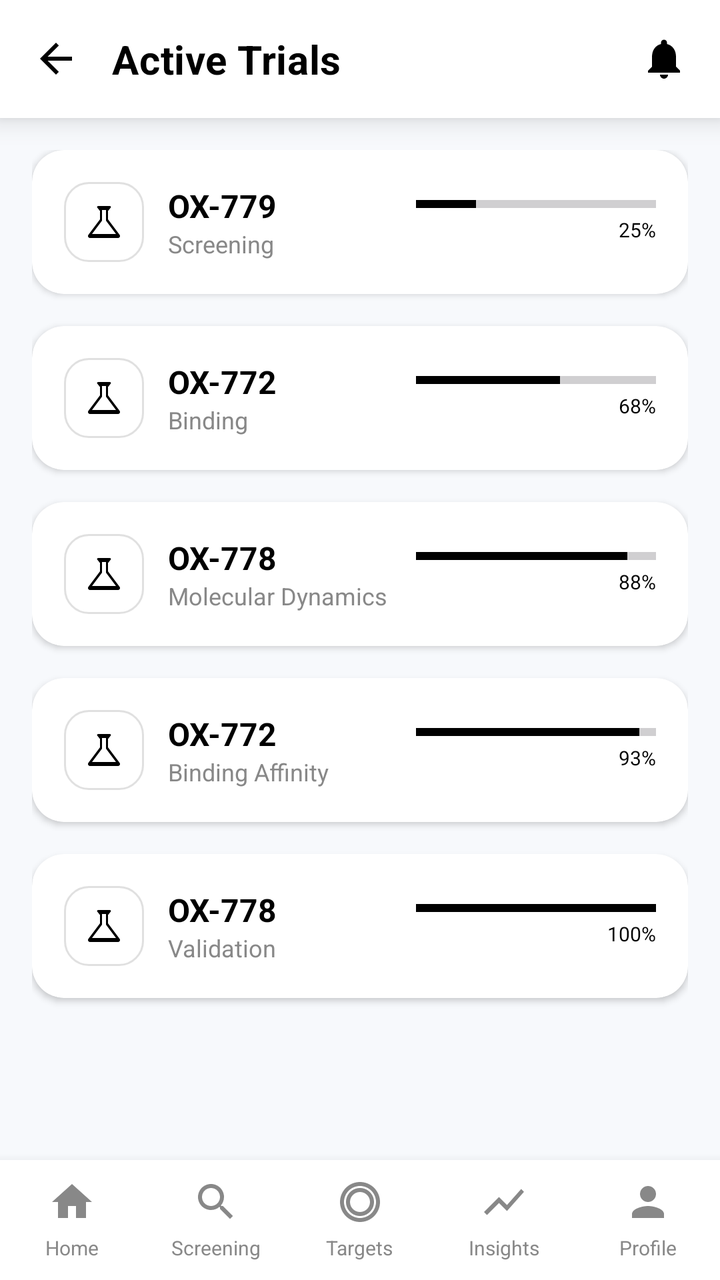
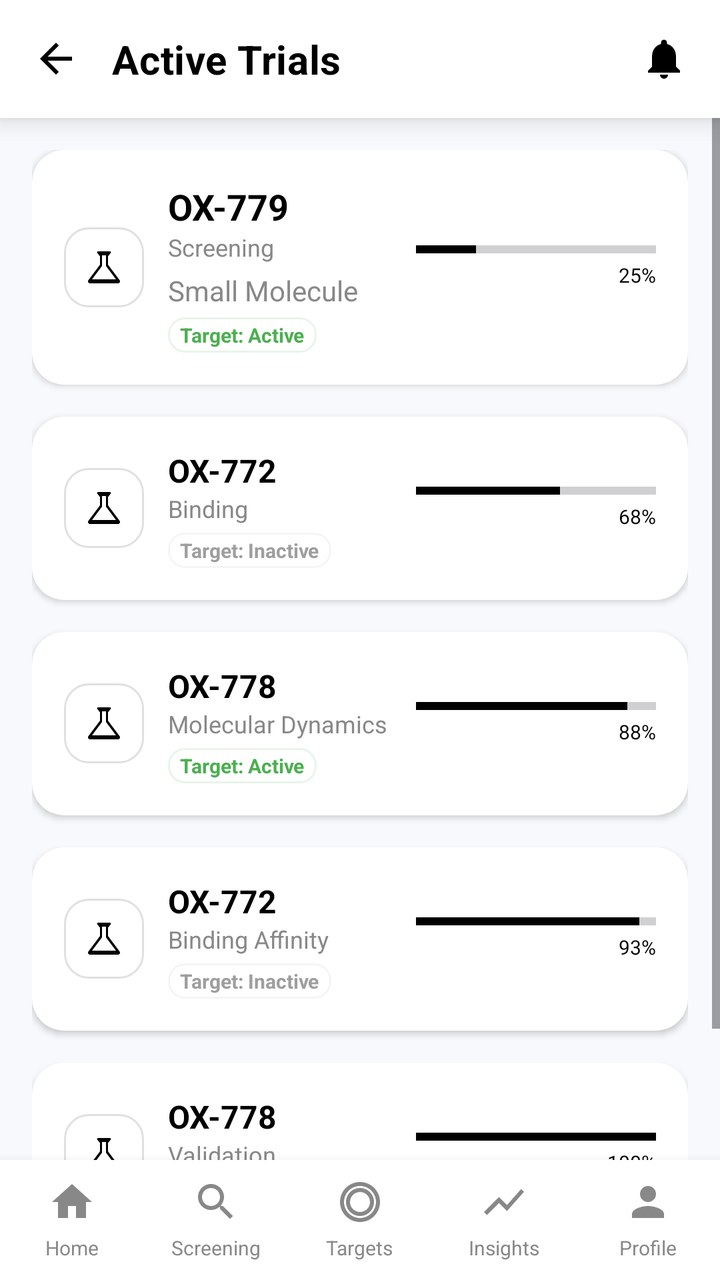

Before-and-after screenshots of an Android layout around one commit, followed by the original layout XML and the change that was made.
<!-- AndroidManifest.xml: application theme Theme.OvaDrugX -->
<!-- res/layout/activity_active_trials.xml -->
<?xml version="1.0" encoding="utf-8"?>
<androidx.constraintlayout.widget.ConstraintLayout xmlns:android="http://schemas.android.com/apk/res/android"
    xmlns:app="http://schemas.android.com/apk/res-auto"
    xmlns:tools="http://schemas.android.com/tools"
    android:layout_width="match_parent"
    android:layout_height="match_parent"

    android:background="@color/premium_light_bg"
    tools:context=".ActiveTrialsActivity">

    
    <androidx.cardview.widget.CardView
        android:id="@+id/header"
        android:layout_width="match_parent"
        android:layout_height="wrap_content"
        app:cardBackgroundColor="@color/white"
        app:cardCornerRadius="0dp"
        app:cardElevation="8dp"
        app:layout_constraintTop_toTopOf="parent">

        <LinearLayout
            android:layout_width="match_parent"
            android:layout_height="wrap_content"
            android:orientation="horizontal"
            android:gravity="center_vertical"
            android:padding="16dp">

            <ImageView
                android:id="@+id/btnBack"
                android:layout_width="24dp"
                android:layout_height="24dp"
                android:contentDescription="Back"
                android:src="@drawable/ic_arrow_back"
                app:tint="@color/black"
                android:clickable="true"
                android:focusable="true" 
                android:background="?attr/selectableItemBackgroundBorderless"/>

            <TextView
                android:layout_width="0dp"
                android:layout_height="wrap_content"
                android:layout_marginStart="16dp"
                android:layout_weight="1"
                android:text="Active Trials"
                android:textColor="@color/black"
                android:textSize="20sp"
                android:textStyle="bold"
                android:letterSpacing="0.01" />

            <ImageView
                android:id="@+id/btn_notifications"
                android:layout_width="24dp"
                android:layout_height="24dp"
                android:src="@drawable/ic_notification"
                app:tint="@color/black"
                android:clickable="true"
                android:focusable="true" 
                android:background="?attr/selectableItemBackgroundBorderless"/>
        </LinearLayout>
    </androidx.cardview.widget.CardView>

    <ScrollView
        android:layout_width="match_parent"
        android:layout_height="0dp"
        app:layout_constraintBottom_toTopOf="@id/bottom_nav"
        app:layout_constraintTop_toBottomOf="@id/header">

        <LinearLayout
            android:layout_width="match_parent"
            android:layout_height="wrap_content"
            android:orientation="vertical"
            android:padding="16dp">

            
            <androidx.cardview.widget.CardView
                android:layout_width="match_parent"
                android:layout_height="wrap_content"
                android:layout_marginBottom="16dp"
                app:cardBackgroundColor="@color/white"
                app:cardCornerRadius="16dp"
                app:cardElevation="2dp">

                <LinearLayout
                    android:layout_width="match_parent"
                    android:layout_height="wrap_content"
                    android:orientation="horizontal"
                    android:gravity="center_vertical"
                    android:padding="16dp">

                    <ImageView
                        android:layout_width="40dp"
                        android:layout_height="40dp"
                        android:background="@drawable/bg_rounded_white"
                        android:padding="8dp"
                        android:src="@drawable/ic_science"
                         />
                    
                    <LinearLayout
                        android:layout_width="0dp"
                        android:layout_height="wrap_content"
                        android:layout_weight="1"
                        android:layout_marginStart="12dp"
                        android:orientation="vertical">
                        
                        <TextView
                            android:layout_width="wrap_content"
                            android:layout_height="wrap_content"
                            android:text="OX-779"
                            android:textSize="16sp"
                            android:textStyle="bold"
                            android:textColor="@color/black"/>

                        <TextView
                            android:layout_width="wrap_content"
                            android:layout_height="wrap_content"
                            android:text="Screening"
                            android:textSize="12sp"
                            android:textColor="@color/text_secondary"/>
                    </LinearLayout>

                     <LinearLayout
                        android:layout_width="120dp"
                        android:layout_height="wrap_content"
                        android:orientation="vertical"
                        android:gravity="end">

                        <ProgressBar
                            style="?android:attr/progressBarStyleHorizontal"
                            android:layout_width="match_parent"
                            android:layout_height="4dp"
                            android:progress="25"
                            android:progressTint="@color/black" />
                         
                         <TextView
                             android:layout_width="wrap_content"
                             android:layout_height="wrap_content"
                             android:text="25%"
                             android:textSize="10sp"
                             android:textColor="@color/black"
                             android:layout_gravity="end"
                             android:layout_marginTop="4dp"/>
                    </LinearLayout>

                </LinearLayout>
            </androidx.cardview.widget.CardView>

             
            <androidx.cardview.widget.CardView
                android:layout_width="match_parent"
                android:layout_height="wrap_content"
                android:layout_marginBottom="16dp"
                app:cardBackgroundColor="@color/white"
                app:cardCornerRadius="16dp"
                app:cardElevation="2dp">

                <LinearLayout
                    android:layout_width="match_parent"
                    android:layout_height="wrap_content"
                    android:orientation="horizontal"
                    android:gravity="center_vertical"
                    android:padding="16dp">

                    <ImageView
                        android:layout_width="40dp"
                        android:layout_height="40dp"
                        android:background="@drawable/bg_rounded_white"
                        android:padding="8dp"
                        android:src="@drawable/ic_science"
                         />
                    
                    <LinearLayout
                        android:layout_width="0dp"
                        android:layout_height="wrap_content"
                        android:layout_weight="1"
                        android:layout_marginStart="12dp"
                        android:orientation="vertical">
                        
                        <TextView
                            android:layout_width="wrap_content"
                            android:layout_height="wrap_content"
                            android:text="OX-772"
                            android:textSize="16sp"
                            android:textStyle="bold"
                            android:textColor="@color/black"/>

                        <TextView
                            android:layout_width="wrap_content"
                            android:layout_height="wrap_content"
                            android:text="Binding"
                            android:textSize="12sp"
                            android:textColor="@color/text_secondary"/>
                    </LinearLayout>

                     <LinearLayout
                        android:layout_width="120dp"
                        android:layout_height="wrap_content"
                        android:orientation="vertical"
                        android:gravity="end">

                        <ProgressBar
                            style="?android:attr/progressBarStyleHorizontal"
                            android:layout_width="match_parent"
                            android:layout_height="4dp"
                            android:progress="60"
                            android:progressTint="@color/black" />
                         
                         <TextView
                             android:layout_width="wrap_content"
                             android:layout_height="wrap_content"
                             android:text="68%"
                             android:textSize="10sp"
                             android:textColor="@color/black"
                             android:layout_gravity="end"
                             android:layout_marginTop="4dp"/>
                    </LinearLayout>

                </LinearLayout>
            </androidx.cardview.widget.CardView>

             
            <androidx.cardview.widget.CardView
                android:layout_width="match_parent"
                android:layout_height="wrap_content"
                android:layout_marginBottom="16dp"
                app:cardBackgroundColor="@color/white"
                app:cardCornerRadius="16dp"
                app:cardElevation="2dp">

                <LinearLayout
                    android:layout_width="match_parent"
                    android:layout_height="wrap_content"
                    android:orientation="horizontal"
                    android:gravity="center_vertical"
                    android:padding="16dp">

                    <ImageView
                        android:layout_width="40dp"
                        android:layout_height="40dp"
                        android:background="@drawable/bg_rounded_white"
                        android:padding="8dp"
                        android:src="@drawable/ic_science"
                         />
                    
                    <LinearLayout
                        android:layout_width="0dp"
                        android:layout_height="wrap_content"
                        android:layout_weight="1"
                        android:layout_marginStart="12dp"
                        android:orientation="vertical">
                        
                        <TextView
                            android:layout_width="wrap_content"
                            android:layout_height="wrap_content"
                            android:text="OX-778"
                            android:textSize="16sp"
                            android:textStyle="bold"
                            android:textColor="@color/black"/>

                        <TextView
                            android:layout_width="wrap_content"
                            android:layout_height="wrap_content"
                            android:text="Molecular Dynamics"
                            android:textSize="12sp"
                            android:textColor="@color/text_secondary"/>
                    </LinearLayout>

                     <LinearLayout
                        android:layout_width="120dp"
                        android:layout_height="wrap_content"
                        android:orientation="vertical"
                        android:gravity="end">

                        <ProgressBar
                            style="?android:attr/progressBarStyleHorizontal"
                            android:layout_width="match_parent"
                            android:layout_height="4dp"
                            android:progress="88"
                            android:progressTint="@color/black" />
                         
                         <TextView
                             android:layout_width="wrap_content"
                             android:layout_height="wrap_content"
                             android:text="88%"
                             android:textSize="10sp"
                             android:textColor="@color/black"
                             android:layout_gravity="end"
                             android:layout_marginTop="4dp"/>
                    </LinearLayout>

                </LinearLayout>
            </androidx.cardview.widget.CardView>

             
            <androidx.cardview.widget.CardView
                android:layout_width="match_parent"
                android:layout_height="wrap_content"
                android:layout_marginBottom="16dp"
                app:cardBackgroundColor="@color/white"
                app:cardCornerRadius="16dp"
                app:cardElevation="2dp">

                <LinearLayout
                    android:layout_width="match_parent"
                    android:layout_height="wrap_content"
                    android:orientation="horizontal"
                    android:gravity="center_vertical"
                    android:padding="16dp">

                    <ImageView
                        android:layout_width="40dp"
                        android:layout_height="40dp"
                        android:background="@drawable/bg_rounded_white"
                        android:padding="8dp"
                        android:src="@drawable/ic_science"
                         />
                    
                    <LinearLayout
                        android:layout_width="0dp"
                        android:layout_height="wrap_content"
                        android:layout_weight="1"
                        android:layout_marginStart="12dp"
                        android:orientation="vertical">
                        
                        <TextView
                            android:layout_width="wrap_content"
                            android:layout_height="wrap_content"
                            android:text="OX-772"
                            android:textSize="16sp"
                            android:textStyle="bold"
                            android:textColor="@color/black"/>

                        <TextView
                            android:layout_width="wrap_content"
                            android:layout_height="wrap_content"
                            android:text="Binding Affinity"
                             android:textSize="12sp"
                            android:textColor="@color/text_secondary"/>
                    </LinearLayout>

                     <LinearLayout
                        android:layout_width="120dp"
                        android:layout_height="wrap_content"
                        android:orientation="vertical"
                        android:gravity="end">

                        <ProgressBar
                            style="?android:attr/progressBarStyleHorizontal"
                            android:layout_width="match_parent"
                            android:layout_height="4dp"
                            android:progress="93"
                            android:progressTint="@color/black" />
                         
                         <TextView
                             android:layout_width="wrap_content"
                             android:layout_height="wrap_content"
                             android:text="93%"
                             android:textSize="10sp"
                             android:textColor="@color/black"
                             android:layout_gravity="end"
                             android:layout_marginTop="4dp"/>
                    </LinearLayout>

                </LinearLayout>
            </androidx.cardview.widget.CardView>

             
            <androidx.cardview.widget.CardView
                android:layout_width="match_parent"
                android:layout_height="wrap_content"
                android:layout_marginBottom="16dp"
                app:cardBackgroundColor="@color/white"
                app:cardCornerRadius="16dp"
                app:cardElevation="2dp">

                <LinearLayout
                    android:layout_width="match_parent"
                    android:layout_height="wrap_content"
                    android:orientation="horizontal"
                    android:gravity="center_vertical"
                    android:padding="16dp">

                    <ImageView
                        android:layout_width="40dp"
                        android:layout_height="40dp"
                        android:background="@drawable/bg_rounded_white"
                        android:padding="8dp"
                        android:src="@drawable/ic_science"
                         />
                    
                    <LinearLayout
                        android:layout_width="0dp"
                        android:layout_height="wrap_content"
                        android:layout_weight="1"
                        android:layout_marginStart="12dp"
                        android:orientation="vertical">
                        
                        <TextView
                            android:layout_width="wrap_content"
                            android:layout_height="wrap_content"
                            android:text="OX-778"
                            android:textSize="16sp"
                            android:textStyle="bold"
                            android:textColor="@color/black"/>

                        <TextView
                            android:layout_width="wrap_content"
                            android:layout_height="wrap_content"
                            android:text="Validation"
                            android:textSize="12sp"
                            android:textColor="@color/text_secondary"/>
                    </LinearLayout>

                     <LinearLayout
                        android:layout_width="120dp"
                        android:layout_height="wrap_content"
                        android:orientation="vertical"
                        android:gravity="end">

                        <ProgressBar
                            style="?android:attr/progressBarStyleHorizontal"
                            android:layout_width="match_parent"
                            android:layout_height="4dp"
                            android:progress="100"
                            android:progressTint="@color/black" />
                         
                         <TextView
                             android:layout_width="wrap_content"
                             android:layout_height="wrap_content"
                             android:text="100%"
                             android:textSize="10sp"
                             android:textColor="@color/black"
                             android:layout_gravity="end"
                             android:layout_marginTop="4dp"/>
                    </LinearLayout>

                </LinearLayout>
            </androidx.cardview.widget.CardView>

        </LinearLayout>
    </ScrollView>

    
    <LinearLayout
        android:id="@+id/bottom_nav"
        android:layout_width="match_parent"
        android:layout_height="60dp"
        android:background="@color/white"
        android:elevation="8dp"
        android:gravity="center_vertical"
        android:orientation="horizontal"
        app:layout_constraintBottom_toBottomOf="parent">

        <LinearLayout
            android:id="@+id/nav_home"
            android:layout_width="0dp"
            android:layout_height="wrap_content"
            android:layout_weight="1"
            android:gravity="center"
            android:orientation="vertical"
            android:clickable="true"
            android:focusable="true">

            <ImageView
                android:layout_width="24dp"
                android:layout_height="24dp"
                android:src="@drawable/ic_home"
                app:tint="@color/text_secondary" />

            <TextView
                android:layout_width="wrap_content"
                android:layout_height="wrap_content"
                android:layout_marginTop="4dp"
                android:text="Home"
                android:textColor="@color/text_secondary"
                android:textSize="10sp" />
        </LinearLayout>

        <LinearLayout
            android:id="@+id/nav_screening"
            android:layout_width="0dp"
            android:layout_height="wrap_content"
            android:layout_weight="1"
            android:gravity="center"
            android:orientation="vertical"
            android:clickable="true"
            android:focusable="true">

            <ImageView
                android:layout_width="24dp"
                android:layout_height="24dp"
                android:src="@drawable/ic_search"
                app:tint="@color/text_secondary" />

            <TextView
                android:layout_width="wrap_content"
                android:layout_height="wrap_content"
                android:layout_marginTop="4dp"
                android:text="Screening"
                android:textColor="@color/text_secondary"
                android:textSize="10sp" />
        </LinearLayout>

        <LinearLayout
            android:id="@+id/nav_targets"
            android:layout_width="0dp"
            android:layout_height="wrap_content"
            android:layout_weight="1"
            android:gravity="center"
            android:orientation="vertical"
            android:clickable="true"
            android:focusable="true">

            <ImageView
                android:layout_width="24dp"
                android:layout_height="24dp"
                android:src="@drawable/ic_target"
                app:tint="@color/text_secondary" />

            <TextView
                android:layout_width="wrap_content"
                android:layout_height="wrap_content"
                android:layout_marginTop="4dp"
                android:text="Targets"
                android:textColor="@color/text_secondary"
                android:textSize="10sp" />
        </LinearLayout>

        <LinearLayout
            android:id="@+id/nav_insights"
            android:layout_width="0dp"
            android:layout_height="wrap_content"
            android:layout_weight="1"
            android:gravity="center"
            android:orientation="vertical"
            android:clickable="true"
            android:focusable="true">

            <ImageView
                android:layout_width="24dp"
                android:layout_height="24dp"
                android:src="@drawable/ic_insights"
                app:tint="@color/text_secondary" />

            <TextView
                android:layout_width="wrap_content"
                android:layout_height="wrap_content"
                android:layout_marginTop="4dp"
                android:text="Insights"
                android:textColor="@color/text_secondary"
                android:textSize="10sp" />
        </LinearLayout>

        <LinearLayout
            android:id="@+id/nav_profile"
            android:layout_width="0dp"
            android:layout_height="wrap_content"
            android:layout_weight="1"
            android:gravity="center"
            android:orientation="vertical"
            android:clickable="true"
            android:focusable="true">

            <ImageView
                android:layout_width="24dp"
                android:layout_height="24dp"
                android:src="@drawable/ic_profile"
                app:tint="@color/text_secondary" />

            <TextView
                android:layout_width="wrap_content"
                android:layout_height="wrap_content"
                android:layout_marginTop="4dp"
                android:text="Profile"
                android:textColor="@color/text_secondary"
                android:textSize="10sp" />
        </LinearLayout>
    </LinearLayout>

</androidx.constraintlayout.widget.ConstraintLayout>
<!-- resources referenced by this layout -->
<resources>
  <color name="black">#FF000000</color>
  <color name="premium_light_bg">#F7F9FC</color>
  <color name="text_secondary">#888888</color>
  <color name="white">#FFFFFFFF</color>
  <!-- drawable bg_rounded_white (drawable) -->
  <?xml version="1.0" encoding="utf-8"?>
  <shape xmlns:android="http://schemas.android.com/apk/res/android">
      <solid android:color="@color/white" />
      <corners android:radius="12dp" />
      <stroke
          android:width="1dp"
          android:color="#E0E0E0" />
  </shape>
  <!-- drawable ic_arrow_back (drawable) -->
  <vector xmlns:android="http://schemas.android.com/apk/res/android"
      android:width="24dp"
      android:height="24dp"
      android:viewportWidth="24"
      android:viewportHeight="24">
      <path
          android:fillColor="#FF000000"
          android:pathData="M20,11H7.83l5.59,-5.59L12,4l-8,8 8,8 1.41,-1.41L7.83,13H20v-2z" />
  </vector>
  <!-- drawable ic_home (drawable) -->
  <vector xmlns:android="http://schemas.android.com/apk/res/android"
      android:width="24dp"
      android:height="24dp"
      android:viewportWidth="24"
      android:viewportHeight="24">
      <path
          android:fillColor="#FF000000"
          android:pathData="M10,20v-6h4v6h5v-8h3L12,3 2,12h3v8z" />
  </vector>
  <!-- drawable ic_insights (drawable) -->
  <vector xmlns:android="http://schemas.android.com/apk/res/android"
      android:width="24dp"
      android:height="24dp"
      android:viewportWidth="24"
      android:viewportHeight="24">
      <path
          android:fillColor="#FF000000"
          android:pathData="M3.5,18.49l6,-6.01 4,4L22,6.92l-1.41,-1.41 -7.09,7.97 -4,-4L2,16.99z" />
  </vector>
  <style name="Base.Theme.OvaDrugX" parent="Theme.Material3.DayNight.NoActionBar">
          
          
          <item name="android:windowBackground">@drawable/page_background</item>
          <item name="android:colorBackground">@android:color/transparent</item>
      </style>
  <style name="TextAppearance.App.HeadlineMedium" parent="TextAppearance.Material3.HeadlineMedium">
          <item name="android:textStyle">bold</item>
          <item name="android:letterSpacing">0.02</item>
      </style>
  <style name="TextAppearance.App.TitleLarge" parent="TextAppearance.Material3.TitleLarge">
          <item name="android:textStyle">bold</item>
          <item name="android:letterSpacing">0.02</item>
      </style>
  <style name="TextAppearance.App.TitleMedium" parent="TextAppearance.Material3.TitleMedium">
          <item name="android:textStyle">bold</item>
      </style>
  <style name="TextAppearance.App.BodyLarge" parent="TextAppearance.Material3.BodyLarge">
          <item name="android:textColor">@color/text_dark</item>
      </style>
  <style name="TextAppearance.App.BodyMedium" parent="TextAppearance.Material3.BodyMedium">
          <item name="android:textColor">@color/text_secondary</item>
      </style>
  <style name="TextAppearance.App.LabelSmall" parent="TextAppearance.Material3.LabelSmall">
          <item name="android:textStyle">bold</item>
          <item name="android:textAllCaps">true</item>
      </style>
  <!-- drawable page_background (drawable) -->
  <?xml version="1.0" encoding="utf-8"?>
  <shape xmlns:android="http://schemas.android.com/apk/res/android">
      <solid android:color="@color/premium_light_bg"/>
  </shape>
  <color name="text_dark">#212121</color>
  <!-- unchanged entries left out for length: 6 -->
</resources>

<!-- the commit's change to res/layout/activity_active_trials.xml (unified diff, before → after) -->
@@ -103,10 +103,11 @@
                         android:orientation="vertical">
                         
                         <TextView
+                            android:id="@+id/tv_trial_1_name"
                             android:layout_width="wrap_content"
                             android:layout_height="wrap_content"
                             android:text="OX-779"
-                            android:textSize="16sp"
+                            android:textSize="18sp"
                             android:textStyle="bold"
                             android:textColor="@color/black"/>
 
@@ -116,6 +117,29 @@
                             android:text="Screening"
                             android:textSize="12sp"
                             android:textColor="@color/text_secondary"/>
+
+                        <TextView
+                            android:id="@+id/tv_trial_1_type"
+                            android:layout_width="wrap_content"
+                            android:layout_height="wrap_content"
+                            android:layout_marginTop="4dp"
+                            android:text="Small Molecule"
+                            android:textColor="@color/text_secondary"
+                            android:textSize="14sp" />
+
+                        <TextView
+                            android:id="@+id/tv_trial_1_status"
+                            android:layout_width="wrap_content"
+                            android:layout_height="wrap_content"
+                            android:layout_marginTop="4dp"
+                            android:text="Target: Active"
+                            android:textColor="#4CAF50"
+                            android:textSize="10sp"
+                            android:textStyle="bold"
+                            android:background="@drawable/bg_rounded_border"
+                            android:paddingHorizontal="6dp"
+                            android:paddingVertical="2dp"
+                            app:backgroundTint="#E8F5E9"/>
                     </LinearLayout>
 
                      <LinearLayout
@@ -125,6 +149,7 @@
                         android:gravity="end">
 
                         <ProgressBar
+                            android:id="@+id/pb_trial_1_progress"
                             style="?android:attr/progressBarStyleHorizontal"
                             android:layout_width="match_parent"
                             android:layout_height="4dp"
@@ -132,6 +157,7 @@
                             android:progressTint="@color/black" />
                          
                          <TextView
+                             android:id="@+id/tv_trial_1_progress_text"
                              android:layout_width="wrap_content"
                              android:layout_height="wrap_content"
                              android:text="25%"
@@ -189,6 +215,20 @@
                             android:text="Binding"
                             android:textSize="12sp"
                             android:textColor="@color/text_secondary"/>
+
+                        <TextView
+                            android:id="@+id/tv_trial_2_status"
+                            android:layout_width="wrap_content"
+                            android:layout_height="wrap_content"
+                            android:layout_marginTop="4dp"
+                            android:text="Target: Inactive"
+                            android:textColor="#9E9E9E"
+                            android:textSize="10sp"
+                            android:textStyle="bold"
+                            android:background="@drawable/bg_rounded_border"
+                            android:paddingHorizontal="6dp"
+                            android:paddingVertical="2dp"
+                            app:backgroundTint="#F5F5F5"/>
                     </LinearLayout>
 
                      <LinearLayout
@@ -262,6 +302,20 @@
                             android:text="Molecular Dynamics"
                             android:textSize="12sp"
                             android:textColor="@color/text_secondary"/>
+
+                        <TextView
+                            android:id="@+id/tv_trial_3_status"
+                            android:layout_width="wrap_content"
+                            android:layout_height="wrap_content"
+                            android:layout_marginTop="4dp"
+                            android:text="Target: Active"
+                            android:textColor="#4CAF50"
+                            android:textSize="10sp"
+                            android:textStyle="bold"
+                            android:background="@drawable/bg_rounded_border"
+                            android:paddingHorizontal="6dp"
+                            android:paddingVertical="2dp"
+                            app:backgroundTint="#E8F5E9"/>
                     </LinearLayout>
 
                      <LinearLayout
@@ -335,6 +389,20 @@
                             android:text="Binding Affinity"
                              android:textSize="12sp"
                             android:textColor="@color/text_secondary"/>
+
+                        <TextView
+                            android:id="@+id/tv_trial_4_status"
+                            android:layout_width="wrap_content"
+                            android:layout_height="wrap_content"
+                            android:layout_marginTop="4dp"
+                            android:text="Target: Inactive"
+                            android:textColor="#9E9E9E"
+                            android:textSize="10sp"
+                            android:textStyle="bold"
+                            android:background="@drawable/bg_rounded_border"
+                            android:paddingHorizontal="6dp"
+                            android:paddingVertical="2dp"
+                            app:backgroundTint="#F5F5F5"/>
                     </LinearLayout>
 
                      <LinearLayout
@@ -408,6 +476,20 @@
                             android:text="Validation"
                             android:textSize="12sp"
                             android:textColor="@color/text_secondary"/>
+
+                        <TextView
+                            android:id="@+id/tv_trial_5_status"
+                            android:layout_width="wrap_content"
+                            android:layout_height="wrap_content"
+                            android:layout_marginTop="4dp"
+                            android:text="Target: Completed"
+                            android:textColor="#2196F3"
+                            android:textSize="10sp"
+                            android:textStyle="bold"
+                            android:background="@drawable/bg_rounded_border"
+                            android:paddingHorizontal="6dp"
+                            android:paddingVertical="2dp"
+                            app:backgroundTint="#E3F2FD"/>
                     </LinearLayout>
 
                      <LinearLayout
<!-- resource entries referenced after the edit -->
@@ -4,6 +4,15 @@
   <color name="premium_light_bg">#F7F9FC</color>
   <color name="text_secondary">#888888</color>
   <color name="white">#FFFFFFFF</color>
+  <!-- drawable bg_rounded_border (drawable) -->
+  <?xml version="1.0" encoding="utf-8"?>
+  <shape xmlns:android="http://schemas.android.com/apk/res/android">
+      <solid android:color="@android:color/transparent" />
+      <stroke
+          android:width="1dp"
+          android:color="#E0E0E0" />
+      <corners android:radius="8dp" />
+  </shape>
   <!-- drawable bg_rounded_white (drawable) -->
   <?xml version="1.0" encoding="utf-8"?>
   <shape xmlns:android="http://schemas.android.com/apk/res/android">
